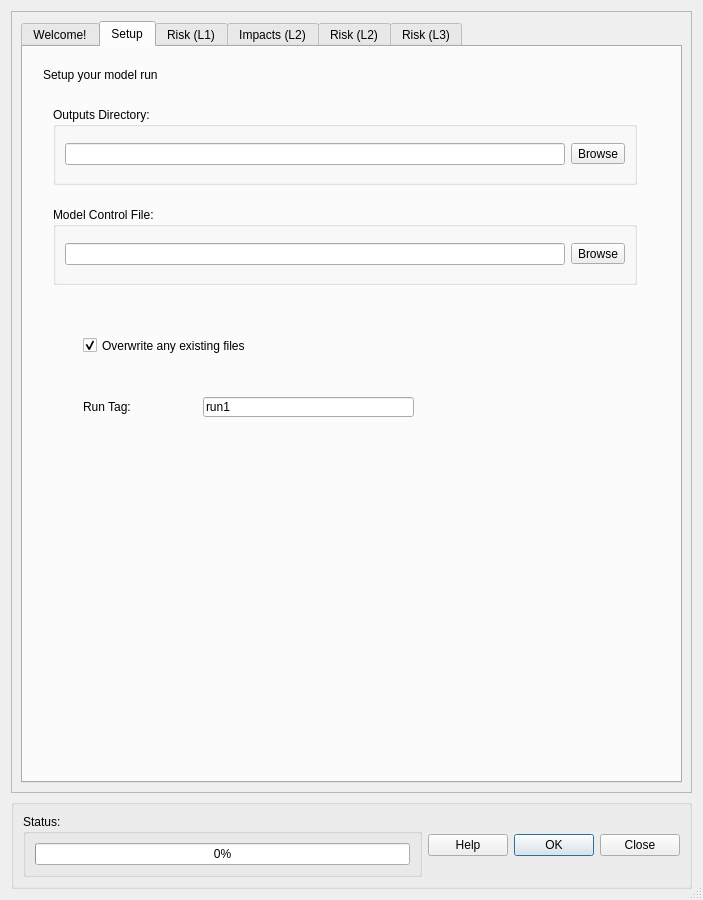
The window that canflood_inprep/ProjectModelling/ProjectModellingDialog_Base.ui (NRCan/CanFlood) describes before a commit, drawn with Qt 5.
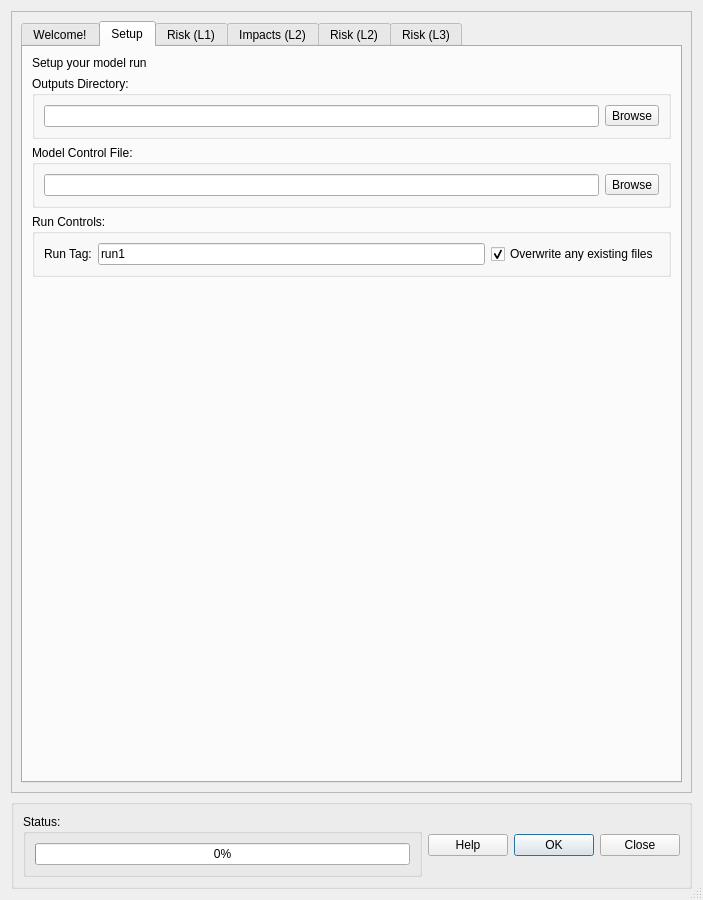
The same window after the commit. The open tabs and pages were chosen to show the change.

Commit message: models connected and tested

Patch:
```diff
--- a/canflood_inprep/ProjectModelling/ProjectModellingDialog_Base.ui
+++ b/canflood_inprep/ProjectModelling/ProjectModellingDialog_Base.ui
@@ -111,15 +111,16 @@
           <attribute name="title">
            <string>Setup</string>
           </attribute>
+          <layout class="QVBoxLayout" name="verticalLayout_3">
+           <item>
+            <widget class="QLabel" name="label_5">
+             <property name="text">
+              <string>Setup your model run</string>
+             </property>
+            </widget>
+           </item>
+           <item>
           <widget class="QGroupBox" name="groupBox_2">
-           <property name="geometry">
-            <rect>
-             <x>30</x>
-             <y>60</y>
-             <width>584</width>
-             <height>78</height>
-            </rect>
-           </property>
            <property name="sizePolicy">
             <sizepolicy hsizetype="Preferred" vsizetype="Fixed">
              <horstretch>0</horstretch>
@@ -146,15 +147,9 @@
             </item>
            </layout>
           </widget>
+           </item>
+           <item>
           <widget class="QGroupBox" name="groupBox_5">
-           <property name="geometry">
-            <rect>
-             <x>30</x>
-             <y>160</y>
-             <width>584</width>
-             <height>78</height>
-            </rect>
-           </property>
            <property name="sizePolicy">
             <sizepolicy hsizetype="Preferred" vsizetype="Fixed">
              <horstretch>0</horstretch>
@@ -181,61 +176,60 @@
             </item>
            </layout>
           </widget>
-          <widget class="QLabel" name="label_5">
-           <property name="geometry">
-            <rect>
-             <x>20</x>
-             <y>20</y>
-             <width>181</width>
-             <height>16</height>
-            </rect>
-           </property>
-           <property name="text">
-            <string>Setup your model run</string>
-           </property>
-          </widget>
-          <widget class="QCheckBox" name="checkBox_SSoverwrite">
-           <property name="geometry">
-            <rect>
-             <x>60</x>
-             <y>290</y>
-             <width>211</width>
-             <height>17</height>
-            </rect>
-           </property>
-           <property name="text">
-            <string>Overwrite any existing files</string>
-           </property>
-           <property name="checked">
-            <bool>true</bool>
-           </property>
-          </widget>
-          <widget class="QLineEdit" name="linEdit_Stag">
-           <property name="geometry">
-            <rect>
-             <x>180</x>
-             <y>350</y>
-             <width>211</width>
-             <height>20</height>
-            </rect>
-           </property>
-           <property name="text">
-            <string>run1</string>
-           </property>
-          </widget>
+           </item>
+           <item>
+            <widget class="QGroupBox" name="groupBox_4">
+             <property name="sizePolicy">
+              <sizepolicy hsizetype="Expanding" vsizetype="Preferred">
+               <horstretch>0</horstretch>
+               <verstretch>0</verstretch>
+              </sizepolicy>
+             </property>
+             <property name="title">
+              <string>Run Controls:</string>
+             </property>
+             <layout class="QHBoxLayout" name="horizontalLayout">
+              <item>
           <widget class="QLabel" name="label_6">
-           <property name="geometry">
-            <rect>
-             <x>60</x>
-             <y>350</y>
-             <width>81</width>
-             <height>20</height>
-            </rect>
-           </property>
            <property name="text">
             <string>Run Tag:</string>
            </property>
           </widget>
+              </item>
+              <item>
+               <widget class="QLineEdit" name="linEdit_Stag">
+                <property name="text">
+                 <string>run1</string>
+                </property>
+               </widget>
+              </item>
+              <item>
+               <widget class="QCheckBox" name="checkBox_SSoverwrite">
+                <property name="text">
+                 <string>Overwrite any existing files</string>
+                </property>
+                <property name="checked">
+                 <bool>true</bool>
+                </property>
+               </widget>
+              </item>
+             </layout>
+            </widget>
+           </item>
+           <item>
+            <spacer name="verticalSpacer">
+             <property name="orientation">
+              <enum>Qt::Vertical</enum>
+             </property>
+             <property name="sizeHint" stdset="0">
+              <size>
+               <width>20</width>
+               <height>533</height>
+              </size>
+             </property>
+            </spacer>
+           </item>
+          </layout>
          </widget>
          <widget class="QWidget" name="tab_proj">
           <attribute name="title">
```
Left out of the diff: 264 changed lines with no effect on the pictures. Lines whose indentation alone changed are shown as unchanged. The commit also changes 21 other files.
